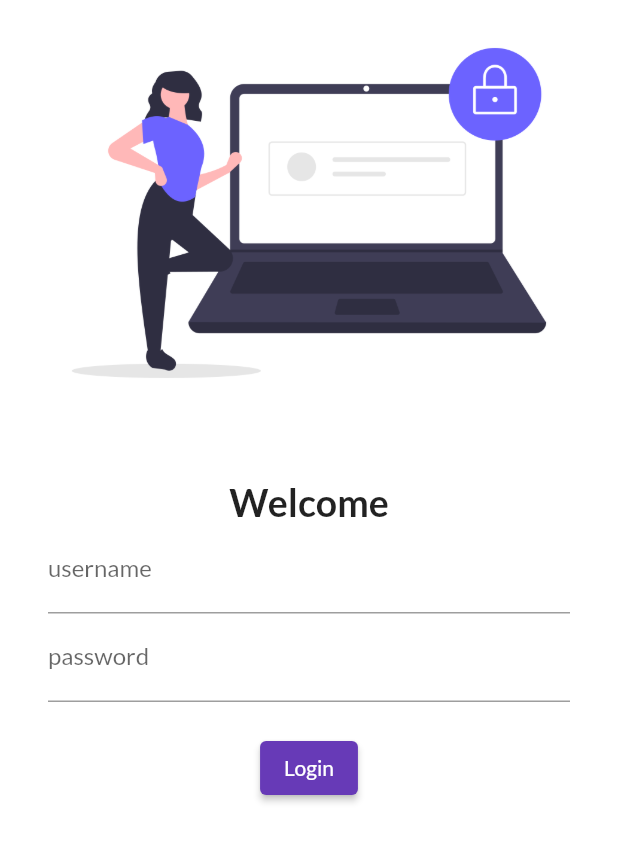
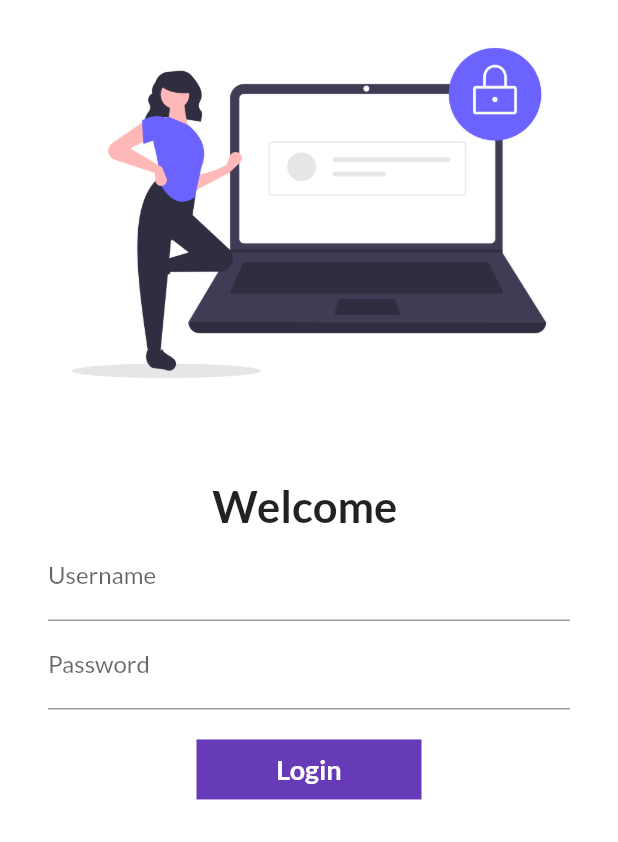
Before and after one commit to SajjadAli9470/letfirst, a Flutter app: the screen it shows after launch, on a phone screen of 412 x 824 dp. Shown: the top 842 px of the screen. Run offline on Flutter 3.47's test engine with Material 2 defaults, Android fonts, the phone set to English and light mode, and no system bars; our stand-ins replace google_fonts.

Commit message:
day6 comelete

```diff
--- a/firstproject/lib/main.dart
+++ b/firstproject/lib/main.dart
@@ -1,6 +1,7 @@
 // ignore_for_file: prefer_const_constructors
 
 import 'package:firstproject/pages/login_page.dart';
+import 'package:firstproject/utils/routes.dart';
 import 'package:flutter/material.dart';
 import 'package:google_fonts/google_fonts.dart';
 // ignore: unused_import
@@ -29,8 +30,10 @@ class MyApp extends StatelessWidget {
         fontFamily: GoogleFonts.lato().fontFamily,
         primaryTextTheme: GoogleFonts.latoTextTheme(),
       ),
+      debugShowCheckedModeBanner: false,
       routes: {
         "/": (context) => LoginPage(),
+        MyRoutes.homeRoute: (context) => HomePage()
         // "/Login": (context) => LoginPage()
       },
       // themeMode: ThemeMode.light,
--- a/firstproject/lib/pages/login_page.dart
+++ b/firstproject/lib/pages/login_page.dart
@@ -1,14 +1,24 @@
 // ignore_for_file: prefer_const_constructors
 
+import 'package:firstproject/utils/routes.dart';
 import 'package:flutter/material.dart';
 
-class LoginPage extends StatelessWidget {
-  const LoginPage({Key? key}) : super(key: key);
+class LoginPage extends StatefulWidget {
+  @override
+  _LoginPageState createState() => _LoginPageState();
+}
+
+class _LoginPageState extends State<LoginPage> {
+  // const LoginPage({Key? key}) : super(key: key);
+  String name = "";
+
+  bool changeButton = false;
 
   @override
   Widget build(BuildContext context) {
     return Material(
       color: Colors.white,
+      child: SingleChildScrollView(
         child: Column(children: [
           Image.asset(
             "assets/images/login_img.png",
@@ -22,37 +32,68 @@ class LoginPage extends StatelessWidget {
             padding: const EdgeInsets.symmetric(vertical: 16, horizontal: 32),
             child: Column(
               children: [
-              const Text(
-                "Welcome",
+                Text(
+                  "Welcome $name",
                   // ignore: unnecessary_const
                   style: const TextStyle(
-                  fontSize: 25,
+                    fontSize: 29,
                     fontWeight: FontWeight.bold,
                   ),
                 ),
                 TextFormField(
                   decoration: const InputDecoration(
-                    hintText: "Enter username", labelText: "username"),
+                      hintText: "Enter username", labelText: "Username"),
+                  onChanged: (value) {
+                    name = value;
+                    setState(() {});
+                  },
                 ),
                 TextFormField(
                   obscureText: true,
                   decoration: const InputDecoration(
-                    hintText: "Enter password", labelText: "password"),
+                      hintText: "Enter password", labelText: "Password"),
                 ),
                 SizedBox(
                   height: 20.0,
                 ),
-              ElevatedButton(
-                onPressed: () {
-                  print("Sajjad Clicked");
+                InkWell(
+                  onTap: () async {
+                    setState(() {
+                      changeButton = true;
+                    });
+                    await Future.delayed(Duration(seconds: 1));
+                    Navigator.pushNamed(context, MyRoutes.homeRoute);
                   },
-                child: Text("Login"),
-                style: TextButton.styleFrom(),
+                  child: AnimatedContainer(
+                    duration: Duration(seconds: 1),
+                    width: changeButton ? 50 : 150,
+                    height: 40,
+                    alignment: Alignment.center,
+                    child: changeButton
+                        ? Icon(
+                            Icons.done,
+                            color: Colors.white,
                           )
+                        : Text(
+                            "Login",
+                            style: TextStyle(
+                                color: Colors.white,
+                                fontWeight: FontWeight.bold,
+                                fontSize: 18),
+                          ),
+                    decoration: BoxDecoration(
+                      color: Colors.deepPurple,
+                      shape:
+                          changeButton ? BoxShape.circle : BoxShape.rectangle,
+                      // borderRadius: BorderRadius.circular(50)),
+                    ),
+                  ),
+                ),
               ],
             ),
           )
         ]),
+      ),
     );
   }
 }
```
Lines whose indentation alone changed are shown as unchanged.
